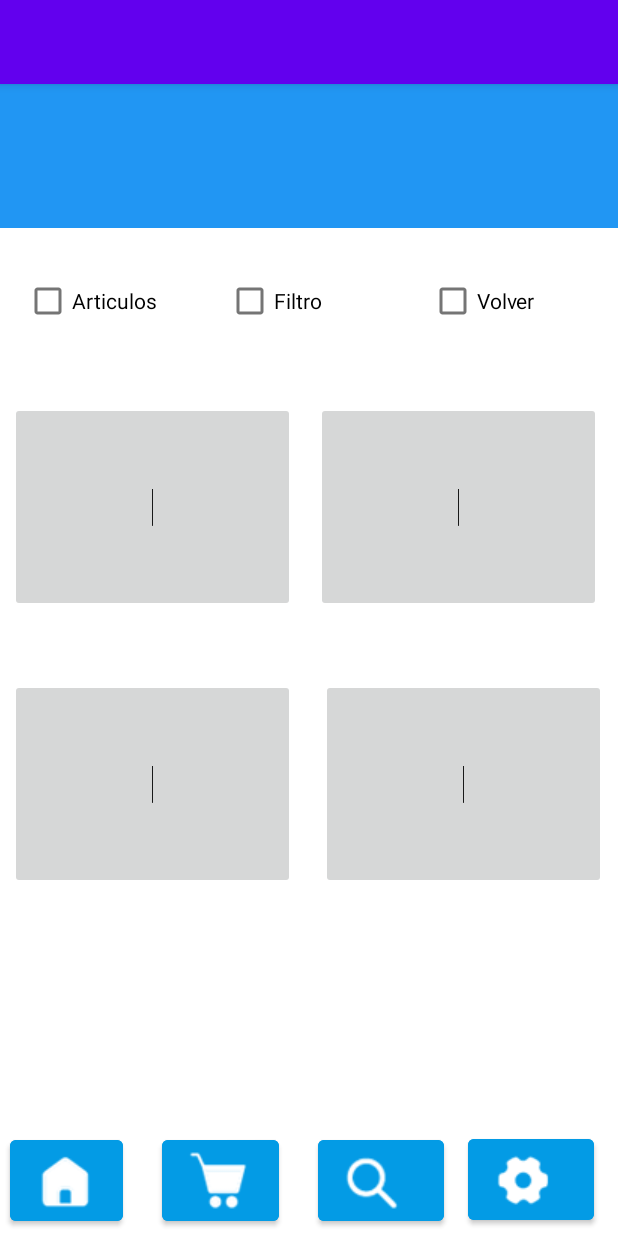
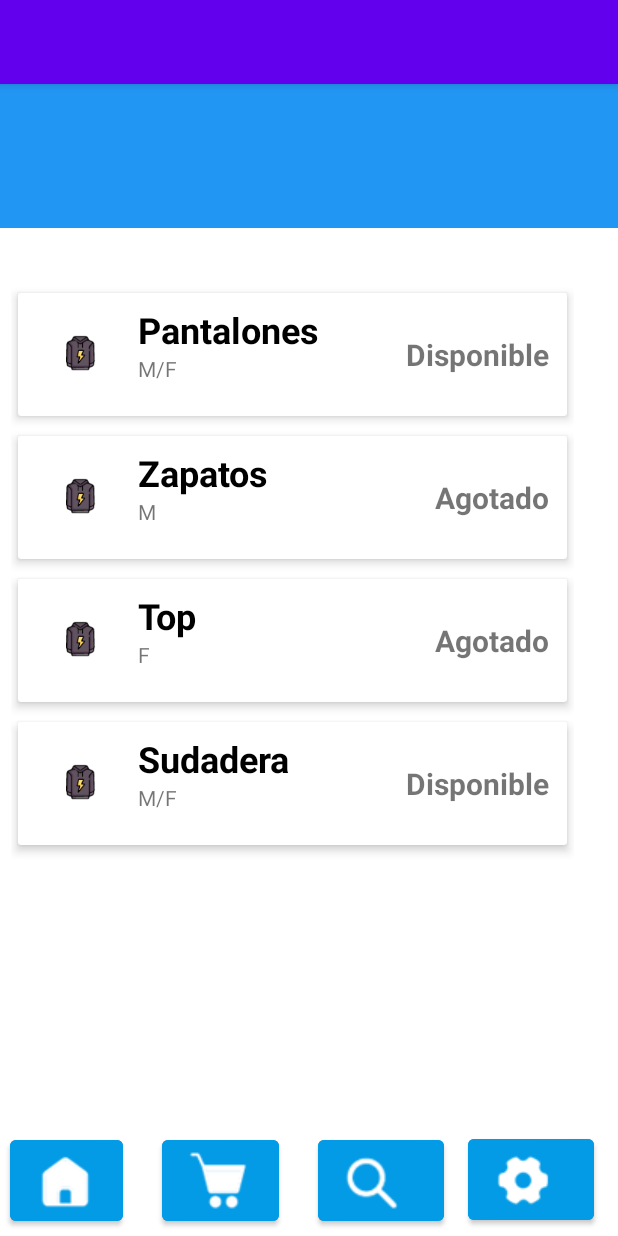
Before and after one commit to carloshincapie13/Tienda-Virtual, an Android app: the Articulo screen opened directly, with no data from a screen before it, on a phone screen of 412 x 824 dp. Run offline under Robolectric (Android 15) with nearby library versions, the phone set to English and light mode, and no system bars.

Commit message:
Adicion Recycler
Se implemento la codificación del recyclerview, queda pendiente agregar otras imágenes en los otros productos

```diff
--- a/app/build.gradle
+++ b/app/build.gradle
@@ -36,7 +36,9 @@ dependencies {
     implementation 'androidx.appcompat:appcompat:1.5.1'
     implementation 'com.google.android.material:material:1.7.0'
     implementation 'androidx.constraintlayout:constraintlayout:2.1.4'
+    implementation 'androidx.recyclerview:recyclerview:1.2.1'
+    implementation 'androidx.cardview:cardview:1.0.0'
     testImplementation 'junit:junit:4.13.2'
-    androidTestImplementation 'androidx.test.ext:junit:1.1.3'
-    androidTestImplementation 'androidx.test.espresso:espresso-core:3.4.0'
+    androidTestImplementation 'androidx.test.ext:junit:1.1.4'
+    androidTestImplementation 'androidx.test.espresso:espresso-core:3.5.0'
 }
--- a/app/src/main/java/com/example/tiendavirtual/Articulo.java
+++ b/app/src/main/java/com/example/tiendavirtual/Articulo.java
@@ -1,6 +1,8 @@
 package com.example.tiendavirtual;
 
 import androidx.appcompat.app.AppCompatActivity;
+import androidx.recyclerview.widget.LinearLayoutManager;
+import androidx.recyclerview.widget.RecyclerView;
 
 import android.annotation.SuppressLint;
 import android.content.Intent;
@@ -9,8 +11,11 @@ import android.view.View;
 import android.widget.Button;
 import android.widget.Toast;
 
+import java.util.ArrayList;
+import java.util.List;
+
 public class Articulo extends AppCompatActivity {
-
+    List<ListaElementos> elementos;
     Button inicio, carrito, buscar, configuracion;
 
     @SuppressLint("MissingInflatedId")
@@ -23,6 +28,9 @@ public class Articulo extends AppCompatActivity {
         carrito = findViewById(R.id.btn3);
         buscar = findViewById(R.id.btn4);
         configuracion = findViewById(R.id.btn5);
+
+        init();
+
 
         inicio.setOnClickListener(new View.OnClickListener() {
             @Override
@@ -63,6 +71,20 @@ public class Articulo extends AppCompatActivity {
         });
     }
 
+    public void init(){
+        elementos = new ArrayList<>();
+        elementos.add(new ListaElementos("Pantalones", "M/F", "Disponible"));
+        elementos.add(new ListaElementos("Zapatos", "M", "Agotado"));
+        elementos.add(new ListaElementos("Top", "F", "Agotado"));
+        elementos.add(new ListaElementos("Sudadera", "M/F", "Disponible"));
+
+        ListAdapter ListAdapter = new ListAdapter(elementos, this);
+        RecyclerView recyclerView =findViewById(R.id.ListRecyclerView);
+        recyclerView.setHasFixedSize(true);
+        recyclerView.setLayoutManager(new LinearLayoutManager(this));
+        recyclerView.setAdapter(ListAdapter);
+    }
+
 
    /* public void Inicio(View view){
         Intent inicio= new Intent(this, Articulo.class);
--- /dev/null
+++ b/app/src/main/java/com/example/tiendavirtual/ListAdapter.java
@@ -0,0 +1,62 @@
+package com.example.tiendavirtual;
+
+import android.content.Context;
+import android.view.LayoutInflater;
+import android.view.View;
+import android.view.ViewGroup;
+import android.widget.ImageView;
+import android.widget.TextView;
+
+import androidx.recyclerview.widget.RecyclerView;
+
+import java.util.List;
+
+public class ListAdapter extends RecyclerView.Adapter<ListAdapter.ViewHolder>{
+    private List<ListaElementos> mData;
+    private LayoutInflater mInflater;
+    private Context context;
+
+    public  ListAdapter(List<ListaElementos> itemList, Context context) {
+        this.mInflater = LayoutInflater.from(context);
+        this.context = context;
+        this.mData = itemList;
+    }
+
+    @Override
+    public int getItemCount() { return mData.size(); }
+
+    @Override
+    public ListAdapter.ViewHolder onCreateViewHolder(ViewGroup parent, int viewType){
+        View view = mInflater.inflate(R.layout.list_element, null);
+        return new ListAdapter.ViewHolder(view);
+    }
+
+    @Override
+    public void onBindViewHolder(final ListAdapter.ViewHolder holder, final int position){
+        holder.binData(mData.get(position));
+    }
+
+    public void setItems(List<ListaElementos> items) { mData = items; }
+
+    public class ViewHolder extends RecyclerView.ViewHolder{
+        ImageView iconImage;
+        TextView name, gender, status;
+
+        ViewHolder(View itemView){
+            super(itemView);
+            iconImage = itemView.findViewById(R.id.iconImageView);
+            name = itemView.findViewById(R.id.nameTextView);
+            gender = itemView.findViewById(R.id.descriptionTextview);
+            status = itemView.findViewById(R.id.StatusTextView);
+        }
+
+        void binData(final ListaElementos item){
+            name.setText(item.getName());
+            gender.setText(item.getGender());
+            status.setText(item.getStatus());
+
+        }
+
+    }
+
+}
--- /dev/null
+++ b/app/src/main/java/com/example/tiendavirtual/ListaElementos.java
@@ -0,0 +1,37 @@
+package com.example.tiendavirtual;
+
+public class ListaElementos {
+    public String name;
+    public String gender;
+    public String status;
+
+    public ListaElementos(String name, String gender, String status) {
+        this.name = name;
+        this.gender = gender;
+        this.status = status;
+    }
+
+    public String getName() {
+        return name;
+    }
+
+    public void setName(String name) {
+        this.name = name;
+    }
+
+    public String getGender() {
+        return gender;
+    }
+
+    public void setGender(String gender) {
+        this.gender = gender;
+    }
+
+    public String getStatus() {
+        return status;
+    }
+
+    public void setStatus(String status) {
+        this.status = status;
+    }
+}
--- a/app/src/main/res/layout/activity_articulo.xml
+++ b/app/src/main/res/layout/activity_articulo.xml
@@ -5,6 +5,17 @@
     android:layout_width="match_parent"
     android:layout_height="match_parent"
     tools:context=".Articulo">
+
+    <androidx.recyclerview.widget.RecyclerView
+        android:id="@+id/ListRecyclerView"
+        android:layout_width="375dp"
+        android:layout_height="578dp"
+        app:layout_constraintBottom_toBottomOf="parent"
+        app:layout_constraintEnd_toEndOf="parent"
+        app:layout_constraintHorizontal_bias="0.194"
+        app:layout_constraintStart_toStartOf="parent"
+        app:layout_constraintTop_toTopOf="parent"
+        app:layout_constraintVertical_bias="0.699" />
 
     <Button
         android:id="@+id/btn5"
@@ -60,88 +71,6 @@
         app:layout_constraintHorizontal_bias="0.02"
         app:layout_constraintStart_toStartOf="parent" />
 
-    <ImageButton
-        android:id="@+id/ib8"
-        android:layout_width="190dp"
-        android:layout_height="140dp"
-        android:layout_marginEnd="8dp"
-        app:layout_constraintBottom_toBottomOf="parent"
-        app:layout_constraintEnd_toEndOf="parent"
-        app:layout_constraintHorizontal_bias="0.945"
-        app:layout_constraintStart_toStartOf="@+id/ib3"
-        app:layout_constraintTop_toTopOf="parent"
-        app:layout_constraintVertical_bias="0.632"
-        app:srcCompat="@android:drawable/dark_header" />
-
-    <ImageButton
-        android:id="@+id/ib7"
-        android:layout_width="190dp"
-        android:layout_height="140dp"
-        app:layout_constraintBottom_toBottomOf="parent"
-        app:layout_constraintEnd_toEndOf="parent"
-        app:layout_constraintHorizontal_bias="0.031"
-        app:layout_constraintStart_toStartOf="parent"
-        app:layout_constraintTop_toTopOf="parent"
-        app:layout_constraintVertical_bias="0.632"
-        app:srcCompat="@android:drawable/dark_header" />
-
-    <ImageButton
-        android:id="@+id/ib5"
-        android:layout_width="190dp"
-        android:layout_height="140dp"
-        app:layout_constraintBottom_toBottomOf="parent"
-        app:layout_constraintEnd_toEndOf="parent"
-        app:layout_constraintHorizontal_bias="0.031"
-        app:layout_constraintStart_toStartOf="parent"
-        app:layout_constraintTop_toTopOf="parent"
-        app:layout_constraintVertical_bias="0.338"
-        app:srcCompat="@android:drawable/dark_header" />
-
-    <ImageButton
-        android:id="@+id/ib6"
-        android:layout_width="190dp"
-        android:layout_height="140dp"
-        app:layout_constraintBottom_toBottomOf="parent"
-        app:layout_constraintEnd_toEndOf="parent"
-        app:layout_constraintHorizontal_bias="0.95"
-        app:layout_constraintStart_toStartOf="parent"
-        app:layout_constraintTop_toTopOf="parent"
-        app:layout_constraintVertical_bias="0.338"
-        app:srcCompat="@android:drawable/dark_header" />
-
-    <CheckBox
-        android:id="@+id/cb8"
-        android:layout_width="110dp"
-        android:layout_height="41dp"
-        android:layout_marginTop="124dp"
-        android:text="Filtro"
-        app:layout_constraintEnd_toEndOf="parent"
-        app:layout_constraintHorizontal_bias="0.498"
-        app:layout_constraintStart_toStartOf="parent"
-        app:layout_constraintTop_toTopOf="parent" />
-
-    <CheckBox
-        android:id="@+id/cb9"
-        android:layout_width="110dp"
-        android:layout_height="41dp"
-        android:layout_marginTop="124dp"
-        android:text="Volver"
-        app:layout_constraintEnd_toEndOf="parent"
-        app:layout_constraintHorizontal_bias="0.946"
-        app:layout_constraintStart_toStartOf="parent"
-        app:layout_constraintTop_toTopOf="parent" />
-
-    <CheckBox
-        android:id="@+id/cb7"
-        android:layout_width="110dp"
-        android:layout_height="41dp"
-        android:layout_marginTop="124dp"
-        android:text="Articulos"
-        app:layout_constraintEnd_toEndOf="parent"
-        app:layout_constraintHorizontal_bias="0.053"
-        app:layout_constraintStart_toStartOf="parent"
-        app:layout_constraintTop_toTopOf="parent" />
-
     <TextView
         android:id="@+id/textView"
         android:layout_width="429dp"
--- /dev/null
+++ b/app/src/main/res/layout/list_element.xml
@@ -0,0 +1,83 @@
+<?xml version="1.0" encoding="utf-8"?>
+<androidx.cardview.widget.CardView xmlns:android="http://schemas.android.com/apk/res/android"
+    xmlns:app="http://schemas.android.com/apk/res-auto"
+    android:id="@+id/cv"
+    android:layout_width="match_parent"
+    android:layout_height="wrap_content"
+    android:animateLayoutChanges="true"
+    app:cardCornerRadius="2dp"
+    app:cardElevation="4dp"
+    app:cardUseCompatPadding="true">
+
+    <LinearLayout
+        android:layout_width="match_parent"
+        android:layout_height="wrap_content"
+        android:animateLayoutChanges="true"
+        android:orientation="vertical">
+
+        <RelativeLayout
+            android:layout_width="match_parent"
+            android:layout_height="wrap_content"
+            android:orientation="horizontal"
+            android:padding="6dp">
+
+            <ImageView
+                android:id="@+id/iconImageView"
+                android:layout_width="70dp"
+                android:layout_height="70dp"
+                android:layout_alignParentLeft="true"
+                android:layout_centerVertical="true"
+                android:layout_gravity="center"
+                android:paddingLeft="14dp"
+                android:paddingRight="14dp"
+                app:srcCompat="@drawable/sud" />
+
+            <LinearLayout
+                android:id="@+id/LinearLayout"
+                android:layout_width="wrap_content"
+                android:layout_height="wrap_content"
+                android:layout_alignParentTop="true"
+                android:layout_marginStart="4dp"
+                android:layout_marginLeft="4dp"
+                android:layout_marginTop="2dp"
+                android:layout_toEndOf="@+id/iconImageView"
+                android:layout_toRightOf="@+id/iconImageView"
+                android:orientation="vertical">
+
+                <TextView
+                    android:id="@+id/nameTextView"
+                    android:layout_width="match_parent"
+                    android:layout_height="wrap_content"
+                    android:text="Pantalones"
+                    android:textColor="@android:color/black"
+                    android:textSize="24dp"
+                    android:textStyle="bold" />
+
+                <TextView
+                    android:id="@+id/descriptionTextview"
+                    android:layout_width="match_parent"
+                    android:layout_height="wrap_content"
+                    android:text="M/F"
+                    android:textSize="14dp" />
+            </LinearLayout>
+
+            <TextView
+                android:id="@+id/StatusTextView"
+                android:layout_width="wrap_content"
+                android:layout_height="wrap_content"
+                android:layout_alignParentEnd="true"
+                android:layout_alignParentRight="true"
+                android:layout_centerVertical="true"
+                android:layout_marginEnd="6dp"
+                android:text="Disponible"
+                android:textSize="20dp"
+                android:textStyle="bold" />
+
+
+        </RelativeLayout>
+    </LinearLayout>
+
+
+
+
+    </androidx.cardview.widget.CardView>
```
Also changed, not shown: app/src/main/res/drawable/pant.png (added), app/src/main/res/drawable/sos.png (added), app/src/main/res/drawable/sud.png (added), app/src/main/res/drawable/zap.png (added).
